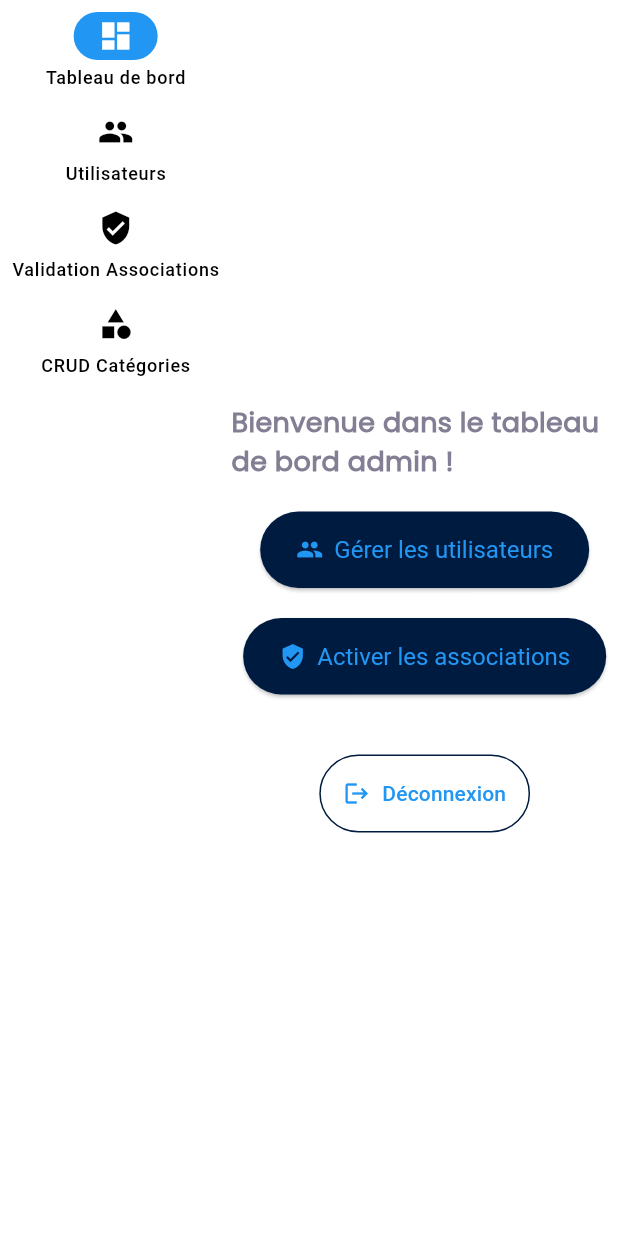
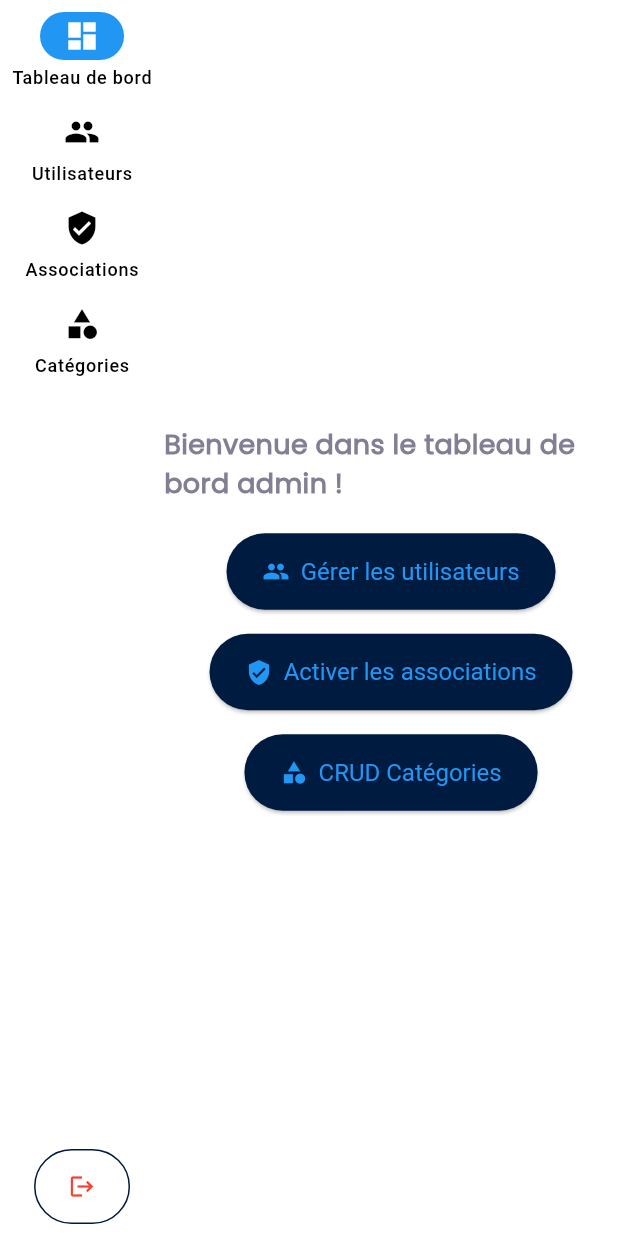
Before and after one commit to riadh-benchouche/challenge-flutter, a Flutter app: the AdminDashboardScreen screen opened by its route, after a tap on "Tableau de bord", on a phone screen of 412 x 824 dp. Run offline on Flutter 3.47's test engine with Material 3 defaults, Android fonts, the phone set to English and light mode, and no system bars; our stand-ins replace cached_network_image, go_router, image_picker, shared_preferences; accounts and stored records are empty; network calls fail.

Commit message:
update dashboard admin

```diff
--- a/lib/screens/admin/admin_dashboard_screen.dart
+++ b/lib/screens/admin/admin_dashboard_screen.dart
@@ -1,30 +1,8 @@
 import 'package:flutter/material.dart';
 import 'package:go_router/go_router.dart';
-import 'package:provider/provider.dart';
-import '../../providers/user_provider.dart';
 
 class AdminDashboardScreen extends StatelessWidget {
   const AdminDashboardScreen({super.key});
-
-  Future<void> _handleLogout(BuildContext context) async {
-    try {
-      final userProvider = Provider.of<UserProvider>(context, listen: false);
-      await userProvider.logout();
-      if (context.mounted) {
-        // Redirection vers la page de login après déconnexion
-        context.go('/login');  // ou context.go('/') selon votre configuration
-      }
-    } catch (e) {
-      if (context.mounted) {
-        ScaffoldMessenger.of(context).showSnackBar(
-          const SnackBar(
-            content: Text('Erreur lors de la déconnexion'),
-            backgroundColor: Colors.red,
-          ),
-        );
-      }
-    }
-  }
 
   @override
   Widget build(BuildContext context) {
@@ -52,7 +30,7 @@ class AdminDashboardScreen extends StatelessWidget {
                 textStyle: const TextStyle(fontSize: 16),
               ),
             ),
-            const SizedBox(height: 20),
+            const SizedBox(height: 16),
             ElevatedButton.icon(
               onPressed: () {
                 context.go('/admin/dashboard/pending-associations');
@@ -67,15 +45,20 @@ class AdminDashboardScreen extends StatelessWidget {
                 textStyle: const TextStyle(fontSize: 16),
               ),
             ),
-            const SizedBox(height: 40),
-            OutlinedButton.icon(
-              style: OutlinedButton.styleFrom(
-                padding: const EdgeInsets.all(16),
-                side: BorderSide(color: Theme.of(context).primaryColor),
+            const SizedBox(height: 16),
+            ElevatedButton.icon(
+              onPressed: () {
+                context.go('/admin/categories');
+              },
+              icon: const Icon(Icons.category),
+              label: const Text('CRUD Catégories'),
+              style: ElevatedButton.styleFrom(
+                padding: const EdgeInsets.symmetric(
+                  horizontal: 24,
+                  vertical: 16,
+                ),
+                textStyle: const TextStyle(fontSize: 16),
               ),
-              onPressed: () => _handleLogout(context),
-              icon: const Icon(Icons.logout),
-              label: const Text('Déconnexion'),
             ),
           ],
         ),
--- a/lib/screens/layout/admin_layout.dart
+++ b/lib/screens/layout/admin_layout.dart
@@ -1,16 +1,36 @@
 import 'package:flutter/material.dart';
 import 'package:go_router/go_router.dart';
+import 'package:provider/provider.dart';
+import '../../providers/user_provider.dart';
 
 class AdminLayout extends StatelessWidget {
-  final Widget child; // Contenu de la page actuelle
+  final Widget child;
   const AdminLayout({Key? key, required this.child}) : super(key: key);
+
+  Future<void> _handleLogout(BuildContext context) async {
+    try {
+      final userProvider = Provider.of<UserProvider>(context, listen: false);
+      await userProvider.logout();
+      if (context.mounted) {
+        context.go('/login');
+      }
+    } catch (e) {
+      if (context.mounted) {
+        ScaffoldMessenger.of(context).showSnackBar(
+          const SnackBar(
+            content: Text('Erreur lors de la déconnexion'),
+            backgroundColor: Colors.red,
+          ),
+        );
+      }
+    }
+  }
 
   @override
   Widget build(BuildContext context) {
     return Scaffold(
       body: Row(
         children: [
-          // Menu latéral
           NavigationRail(
             selectedIndex: _getSelectedIndex(context),
             onDestinationSelected: (index) {
@@ -28,15 +48,32 @@ class AdminLayout extends StatelessWidget {
               ),
               NavigationRailDestination(
                 icon: Icon(Icons.verified_user),
-                label: Text('Validation Associations'),
+                label: Text('Associations'),
               ),
               NavigationRailDestination(
                 icon: Icon(Icons.category),
-                label: Text('CRUD Catégories'),
+                label: Text('Catégories'),
               ),
             ],
+            trailing: Expanded(
+              child: Align(
+                alignment: Alignment.bottomCenter,
+                child: Padding(
+                  padding: const EdgeInsets.all(8.0),
+                  child: OutlinedButton(
+                    style: OutlinedButton.styleFrom(
+                      padding: const EdgeInsets.all(16),
+                      side: BorderSide(color: Theme.of(context).primaryColor),
+                    ),
+                    onPressed: () => _handleLogout(context),
+                    child: const Icon(Icons.logout,
+                      color: Colors.red),
+
+                  ),
+                ),
+              ),
+            ),
           ),
-          // Contenu principal
           Expanded(
             child: child,
           ),
@@ -46,8 +83,7 @@ class AdminLayout extends StatelessWidget {
   }
 
   int _getSelectedIndex(BuildContext context) {
-    final String location =
-        GoRouter.of(context).routerDelegate.currentConfiguration.uri.toString();
+    final String location = GoRouter.of(context).routerDelegate.currentConfiguration.uri.toString();
     if (location == '/admin') return 0;
     if (location.startsWith('/admin/users')) return 1;
     if (location.startsWith('/admin/pending-associations')) return 2;
@@ -58,16 +94,16 @@ class AdminLayout extends StatelessWidget {
   void _onMenuItemSelected(int index, BuildContext context) {
     switch (index) {
       case 0:
-        context.go('/admin'); // Tableau de bord
+        context.go('/admin');
         break;
       case 1:
-        context.go('/admin/users'); // Utilisateurs
+        context.go('/admin/users');
         break;
       case 2:
-        context.go('/admin/pending-associations'); // Validation Associations
+        context.go('/admin/pending-associations');
         break;
       case 3:
-        context.go('/admin/categories'); // CRUD Catégories
+        context.go('/admin/categories');
         break;
     }
   }
```
